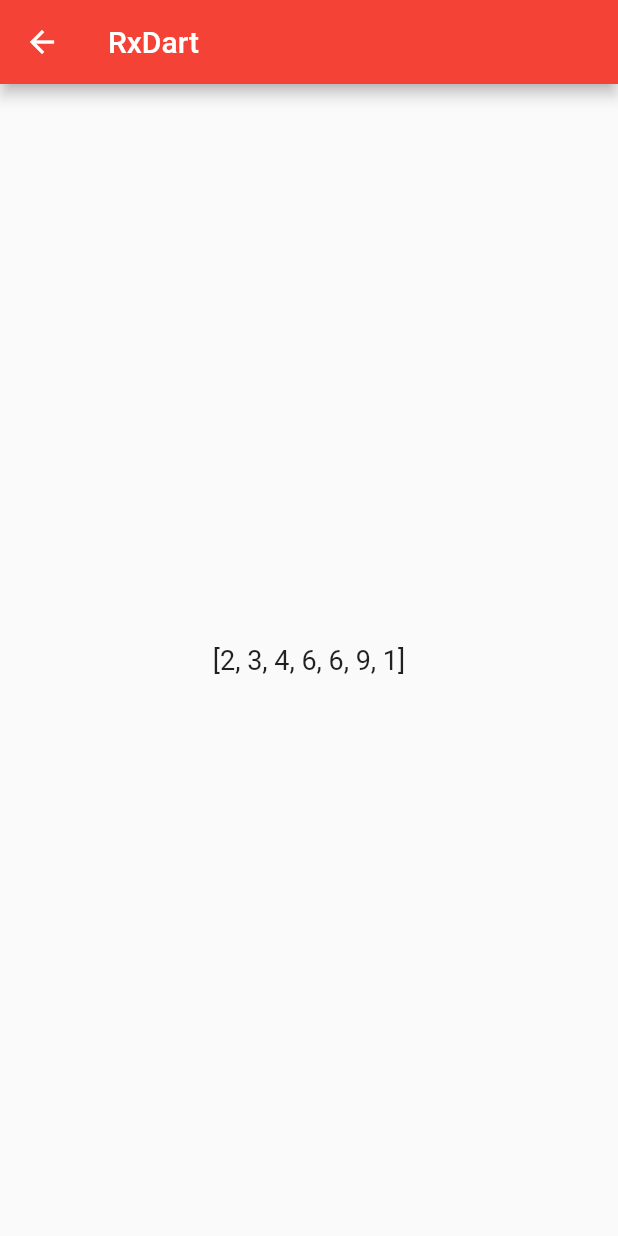
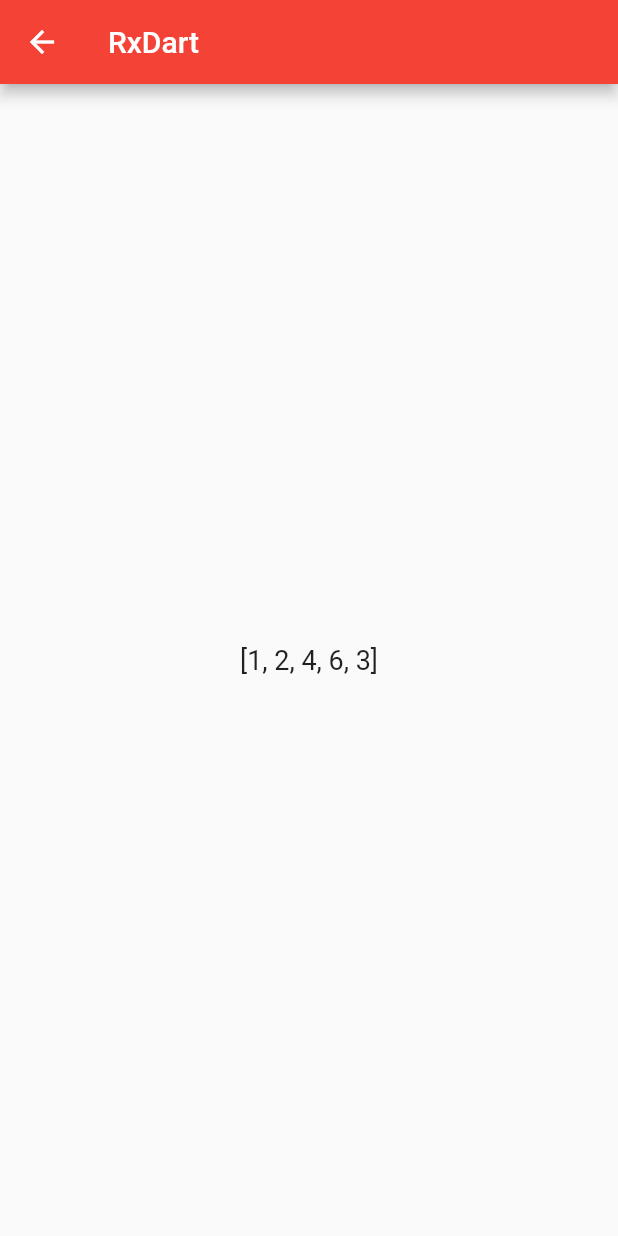
Before and after one commit to Jentlezhi/flutter_demo, a Flutter app: the screen it shows after launch, on a phone screen of 412 x 824 dp. Run offline on Flutter 3.47's test engine with Material 2 defaults, Android fonts, the phone set to English and light mode, and no system bars; our stand-ins replace rxdart.

```diff
--- a/lib/demo/rxdart/rxdart_demo.dart
+++ b/lib/demo/rxdart/rxdart_demo.dart
@@ -11,7 +11,7 @@ class _RxDartDemoState extends State<RxDartDemo> {
   @override
   void initState() {
     super.initState();
-    Observable<int> _observable = Observable.merge([
+    Observable<int> _observable = Observable.concat([
       Observable.timer(1,Duration(seconds: 2)),
       Stream.fromIterable([2, 4, 6]),
       Stream.fromIterable([3, 6, 9])
```
